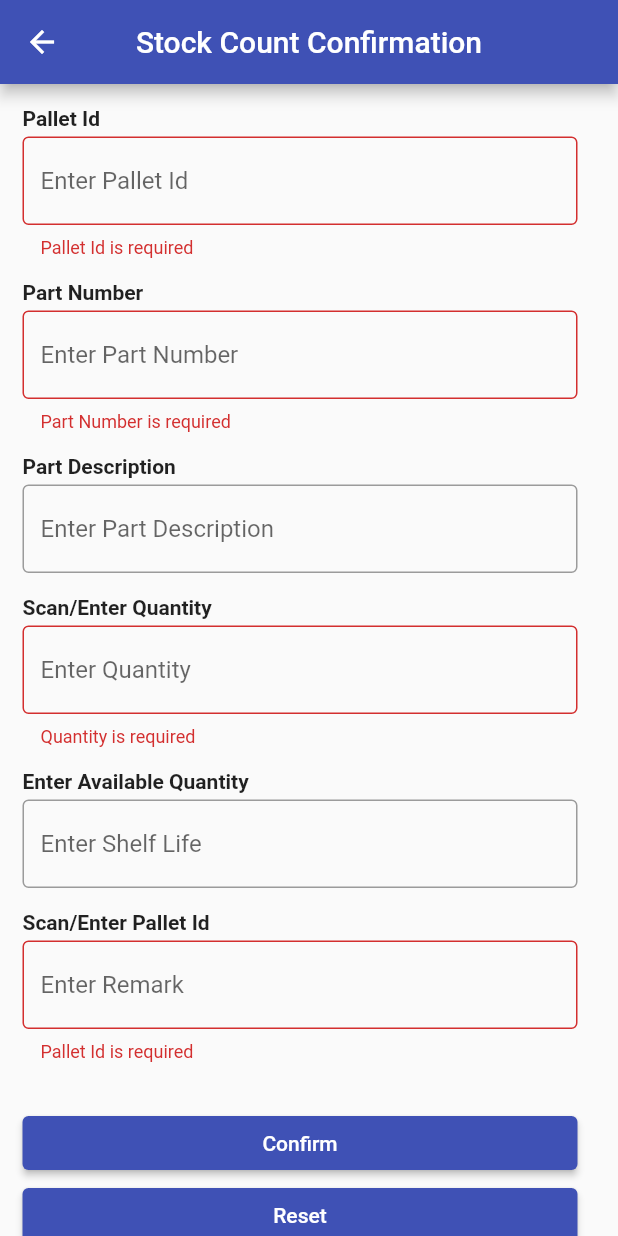
After one commit to itnextsolutions/God_Kbr_Android, a Flutter app: the StockCountConfirmationScreen screen opened directly, after a tap on "Confirm", on a phone screen of 412 x 824 dp. The commit adds this screen. Run offline on Flutter 3.47's test engine with Material 2 defaults, Android fonts, the phone set to English and light mode, and no system bars; our stand-ins replace shared_preferences, syncfusion_flutter_datagrid; accounts and stored records are empty.

Commit message:
Adarsh_gawade_18may2022

```diff
--- a/lib/screens/home_screen.dart
+++ b/lib/screens/home_screen.dart
@@ -1,8 +1,9 @@
-// ignore_for_file: library_private_types_in_public_api, prefer_final_fields, prefer_const_literals_to_create_immutables, avoid_print
+// ignore_for_file: library_private_types_in_public_api, prefer_final_fields, prefer_const_literals_to_create_immutables, avoid_print, prefer_const_constructors
 
 import 'package:flutter/material.dart';
 import 'package:godrej_login_auth/screens/palletisation_window_screen.dart';
 import 'package:godrej_login_auth/screens/setting_screen.dart';
+import 'package:godrej_login_auth/screens/stock_count_confirmattion.dart';
 import 'package:godrej_login_auth/screens/store_out_confirmation_screen.dart';
 import 'empty_pallet_in.dart';
 import 'empty_pallet_out.dart';
@@ -65,7 +66,8 @@ class _HomeScreenState extends State<HomeScreen> {
                 Navigator.push(
                   context,
                   MaterialPageRoute(
-                    builder: (BuildContext context) => PalletisationPage(),
+                    builder: (BuildContext context) =>
+                        const PalletisationPage(),
                   ),
                 );
               },
@@ -77,7 +79,8 @@ class _HomeScreenState extends State<HomeScreen> {
                 Navigator.push(
                   context,
                   MaterialPageRoute(
-                    builder: (BuildContext context) => MaterialwindowPage(),
+                    builder: (BuildContext context) =>
+                        const MaterialwindowPage(),
                   ),
                 );
               },
@@ -114,7 +117,21 @@ class _HomeScreenState extends State<HomeScreen> {
                 Navigator.push(
                   context,
                   MaterialPageRoute(
-                    builder: (BuildContext context) =>  EmptyPalletStoreOutProcessScreen(),
+                    builder: (BuildContext context) =>
+                        const EmptyPalletStoreOutProcessScreen(),
+                  ),
+                );
+              },
+            ),
+            ListTile(
+              leading: const Icon(Icons.confirmation_num_rounded),
+              title: const Text('Stock Count Confirmation'),
+              onTap: () {
+                Navigator.push(
+                  context,
+                  MaterialPageRoute(
+                    builder: (BuildContext context) =>
+                        const StockCountConfirmationScreen(),
                   ),
                 );
               },
@@ -142,6 +159,18 @@ class _HomeScreenState extends State<HomeScreen> {
                 );
               },
             ),
+            ListTile(
+              leading: const Icon(Icons.settings), // Add the icon for settings
+              title: const Text('Settings'),
+              onTap: () {
+                Navigator.push(
+                  context,
+                  MaterialPageRoute(
+                      builder: (BuildContext context) =>
+                          StockCountConfirmationScreen()),
+                );
+              },
+            ),
             const Divider(
               color: Colors.indigoAccent,
             ),
@@ -163,7 +192,7 @@ class _HomeScreenState extends State<HomeScreen> {
         crossAxisAlignment: CrossAxisAlignment.start,
         children: [
           const SizedBox(height: 20),
-          Center(
+          const Center(
             child: Text(
               'Welcome',
               style: TextStyle(fontSize: 24),
@@ -187,7 +216,7 @@ class _HomeScreenState extends State<HomeScreen> {
                         context,
                         MaterialPageRoute(
                           builder: (BuildContext context) =>
-                              PalletisationPage(),
+                              const PalletisationPage(),
                         ),
                       );
                     },
@@ -207,7 +236,7 @@ class _HomeScreenState extends State<HomeScreen> {
                         context,
                         MaterialPageRoute(
                           builder: (BuildContext context) =>
-                              MaterialwindowPage(),
+                              const MaterialwindowPage(),
                         ),
                       );
                     },
@@ -267,7 +296,7 @@ class _HomeScreenState extends State<HomeScreen> {
                         context,
                         MaterialPageRoute(
                           builder: (BuildContext context) =>
-                          EmptyPalletStoreOutProcessScreen(),
+                              const EmptyPalletStoreOutProcessScreen(),
                         ),
                       );
                     },
--- /dev/null
+++ b/lib/screens/stock_count_confirmattion.dart
@@ -0,0 +1,246 @@
+// ignore_for_file: library_private_types_in_public_api, non_constant_identifier_names, no_leading_underscores_for_local_identifiers
+
+import 'package:flutter/material.dart';
+
+class StockCountConfirmationScreen extends StatefulWidget {
+  const StockCountConfirmationScreen({super.key});
+
+  @override
+  _StockCountConfirmationScreenState createState() =>
+      _StockCountConfirmationScreenState();
+}
+
+class _StockCountConfirmationScreenState
+    extends State<StockCountConfirmationScreen> {
+  final _formKey = GlobalKey<FormState>();
+  bool value = false;
+
+  final TextEditingController _PalletId = TextEditingController();
+  final TextEditingController _PartNumberController = TextEditingController();
+  final TextEditingController _PartDescriptionController =
+      TextEditingController();
+  final TextEditingController _PartQuantityController = TextEditingController();
+  //final TextEditingController _NotUsableController = TextEditingController();
+  final TextEditingController _AvailableQuantityController =
+      TextEditingController();
+  final TextEditingController _Scan_RemarkController = TextEditingController();
+
+  final bool _PalletIdMandatory = true;
+  final bool _PartNumberMandatory = true;
+  final bool _PartQuantityMandatory = true;
+  final bool _RemarkMandatory = true;
+
+  void _resetForm() {
+    _PalletId.clear();
+    _PartNumberController.clear();
+    _PartDescriptionController.clear();
+    _PartQuantityController.clear();
+    // _NotUsableController.clear();
+    _AvailableQuantityController.clear();
+    _Scan_RemarkController.clear();
+  }
+
+  void _confirmForm() {
+    if (_formKey.currentState!.validate()) {
+      String _PalletIdValue = _PalletId.text;
+      String _PartNumberControllerValue = _PartNumberController.text;
+      String _PartDescriptionControllerValue = _PartDescriptionController.text;
+      String _PartQuantityControllerValue = _PartQuantityController.text;
+      //String _NotUsableControllerValue = _NotUsableController.text;
+      String _AvailableQuantityControllerValue =
+          _AvailableQuantityController.text;
+      String _Scan_RemarkControllerValue = _Scan_RemarkController.text;
+
+      showDialog(
+        context: context,
+        builder: (BuildContext context) {
+          return AlertDialog(
+            title: const Text('Confirmation'),
+            content: Column(
+              crossAxisAlignment: CrossAxisAlignment.start,
+              children: [
+                Text('GR Number : $_PalletIdValue'),
+                Text('Part Number : $_PartNumberControllerValue'),
+                Text('Part Description : $_PartDescriptionControllerValue'),
+                Text('Scan/Enter Quantity : $_PartQuantityControllerValue'),
+                // Text('Not Usable : $_NotUsableControllerValue'),
+                Text('Enter Shelf Life : $_AvailableQuantityControllerValue'),
+                Text('Scan/Enter Pallet Id : $_Scan_RemarkControllerValue'),
+              ],
+            ),
+            actions: [
+              TextButton(
+                onPressed: () {
+                  Navigator.of(context).pop();
+                },
+                child: const Text('OK'),
+              ),
+            ],
+          );
+        },
+      );
+    }
+  }
+
+  @override
+  Widget build(BuildContext context) {
+    return Scaffold(
+      appBar: AppBar(
+        title: const Text('Stock Count Confirmation'),
+        centerTitle: true,
+      ),
+      body: SingleChildScrollView(
+        child: Container(
+          width: 400,
+          padding: const EdgeInsets.all(15),
+          child: Form(
+            key: _formKey,
+            child: Column(
+              crossAxisAlignment: CrossAxisAlignment.stretch,
+              children: [
+                const Text(
+                  'Pallet Id',
+                  style: TextStyle(fontWeight: FontWeight.bold),
+                ),
+                const SizedBox(height: 4),
+                TextFormField(
+                  controller: _PalletId,
+                  decoration: InputDecoration(
+                    // filled: true,
+                    border: const OutlineInputBorder(),
+                    hintText: 'Enter Pallet Id',
+                    suffix: _PalletIdMandatory
+                        ? const Text('*', style: TextStyle(color: Colors.red))
+                        : null,
+                  ),
+                  validator: (value) {
+                    if (_PalletIdMandatory && value!.isEmpty) {
+                      return 'Pallet Id is required';
+                    }
+                    return null;
+                  },
+                ),
+                const SizedBox(height: 15),
+                const Text(
+                  'Part Number',
+                  style: TextStyle(fontWeight: FontWeight.bold),
+                ),
+                const SizedBox(height: 4),
+                TextFormField(
+                  controller: _PartNumberController,
+                  decoration: InputDecoration(
+                    // filled: true,
+                    border: const OutlineInputBorder(),
+                    hintText: 'Enter Part Number',
+                    suffix: _PartNumberMandatory
+                        ? const Text('*', style: TextStyle(color: Colors.red))
+                        : null,
+                  ),
+                  validator: (value) {
+                    if (_PartNumberMandatory && value!.isEmpty) {
+                      return 'Part Number is required';
+                    }
+                    return null;
+                  },
+                ),
+                const SizedBox(height: 15),
+                const Text(
+                  'Part Description',
+                  style: TextStyle(fontWeight: FontWeight.bold),
+                ),
+                const SizedBox(height: 4),
+                TextFormField(
+                  controller: _PartDescriptionController,
+                  decoration: const InputDecoration(
+                    // filled: true,
+                    border: OutlineInputBorder(),
+                    hintText: 'Enter Part Description',
+                  ),
+                ),
+                const SizedBox(height: 15),
+                const Text(
+                  'Scan/Enter Quantity',
+                  style: TextStyle(fontWeight: FontWeight.bold),
+                ),
+                const SizedBox(height: 4),
+                TextFormField(
+                  controller: _PartQuantityController,
+                  decoration: InputDecoration(
+                    // filled: true,
+                    border: const OutlineInputBorder(),
+                    hintText: 'Enter Quantity',
+                    suffix: _PartQuantityMandatory
+                        ? const Text('*', style: TextStyle(color: Colors.red))
+                        : null,
+                  ),
+                  validator: (value) {
+                    if (_PartQuantityMandatory && value!.isEmpty) {
+                      return 'Quantity is required';
+                    }
+                    return null;
+                  },
+                ),
+                // const SizedBox(height: 15),
+                // CheckboxListTile(
+                //     activeColor: Colors.indigoAccent,
+                //     title: const Text(
+                //       'Not Usable',
+                //       style: TextStyle(fontWeight: FontWeight.bold),
+                //     ),
+                //     value: value,
+                //     onChanged: ((value) =>
+                //         setState(() => this.value = value!))),
+                const SizedBox(height: 15),
+                const Text(
+                  'Enter Available Quantity',
+                  style: TextStyle(fontWeight: FontWeight.bold),
+                ),
+                const SizedBox(height: 4),
+                TextFormField(
+                  controller: _AvailableQuantityController,
+                  decoration: const InputDecoration(
+                    // filled: true,
+                    border: OutlineInputBorder(),
+                    hintText: 'Enter Shelf Life',
+                  ),
+                ),
+                const SizedBox(height: 15),
+                const Text(
+                  'Scan/Enter Pallet Id',
+                  style: TextStyle(fontWeight: FontWeight.bold),
+                ),
+                const SizedBox(height: 4),
+                TextFormField(
+                  controller: _Scan_RemarkController,
+                  decoration: InputDecoration(
+                    // filled: true,
+                    border: const OutlineInputBorder(),
+                    hintText: 'Enter Remark',
+                    suffix: _RemarkMandatory
+                        ? const Text('*', style: TextStyle(color: Colors.red))
+                        : null,
+                  ),
+                  validator: (value) {
+                    if (_RemarkMandatory && value!.isEmpty) {
+                      return 'Pallet Id is required';
+                    }
+                    return null;
+                  },
+                ),
+                const SizedBox(height: 30),
+                ElevatedButton(
+                  onPressed: () => _confirmForm(),
+                  child: const Text('Confirm'),
+                ),
+                ElevatedButton(
+                  onPressed: () => _resetForm(),
+                  child: const Text('Reset'),
+                ),
+              ],
+            ),
+          ),
+        ),
+      ),
+    );
+  }
+}
```
